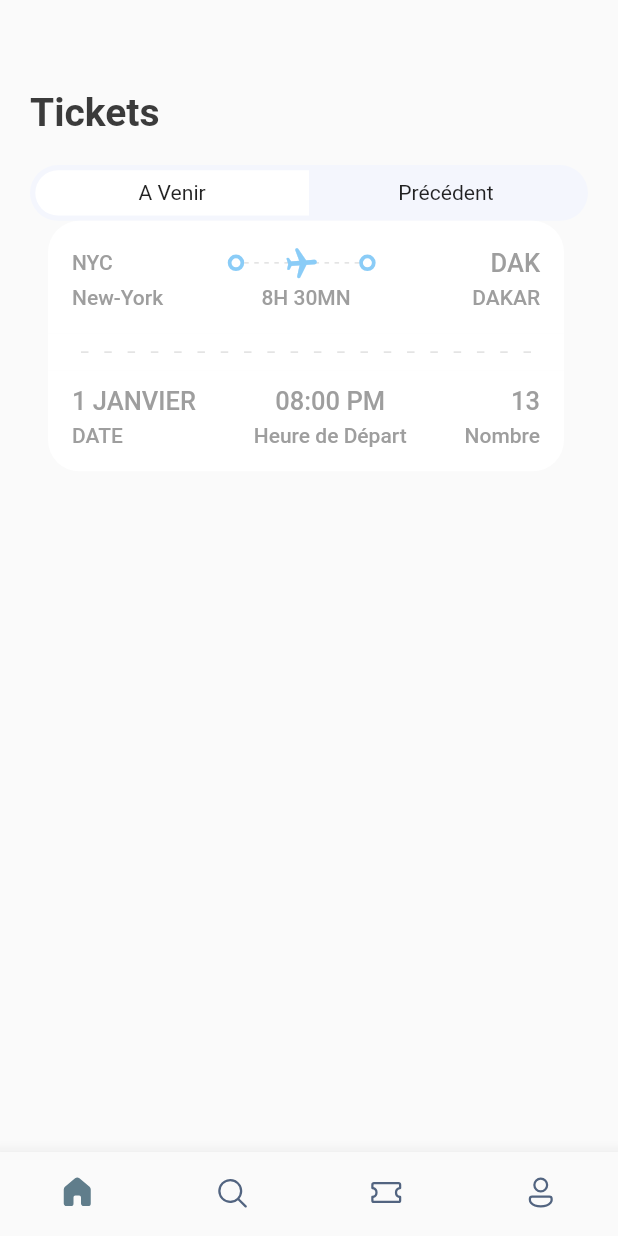
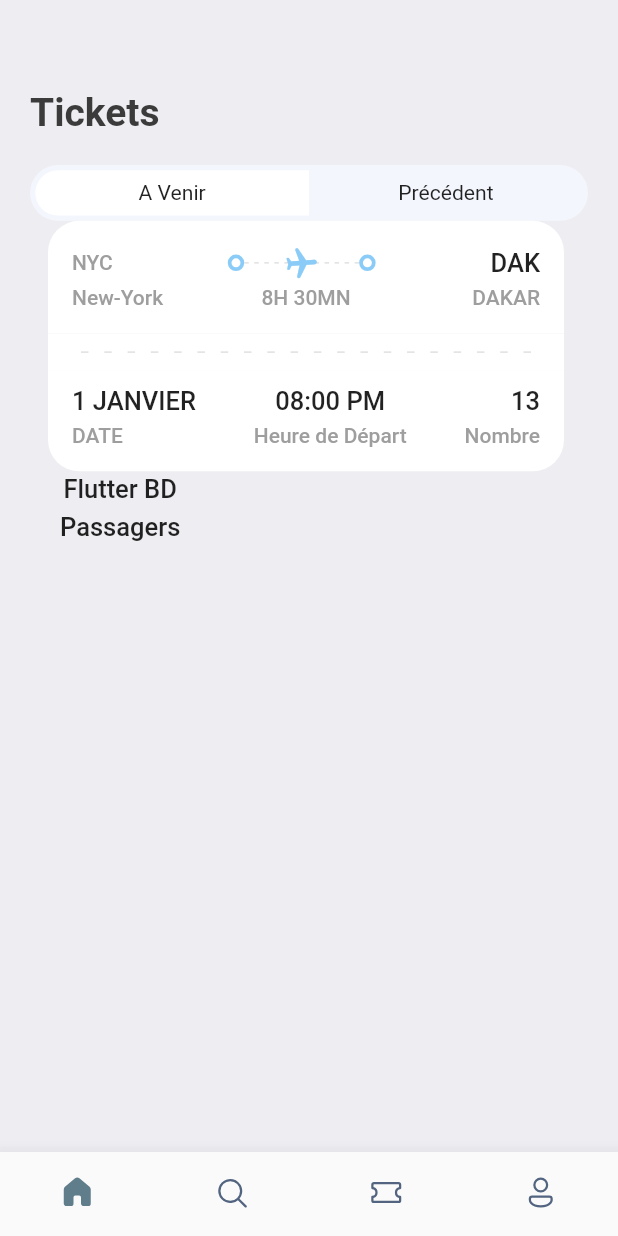
Before and after one commit to azizcisse/reservationhotel, a Flutter app: the screen it shows after launch, item 3 of the bottom bar chosen, on a phone screen of 412 x 824 dp. Run offline on Flutter 3.47's test engine with Material 2 defaults, Android fonts, the phone set to English and light mode, and no system bars; our stand-ins replace fluentui_icons, gap, get.

Commit message:
Second commit

```diff
--- a/lib/screens/ticket_screen.dart
+++ b/lib/screens/ticket_screen.dart
@@ -11,8 +11,9 @@ class TicketScreen extends StatelessWidget {
 
   @override
   Widget build(BuildContext context) {
-    final size = AppLayout.getSize(context);
+    //final size = AppLayout.getSize(context);
     return Scaffold(
+      backgroundColor: Styles.bgColor,
       body: Stack(
         children: [
           ListView(
@@ -44,6 +45,24 @@ class TicketScreen extends StatelessWidget {
                   isColor: true,
                 ),
               ),
+              Container(
+                padding: const EdgeInsets.symmetric(horizontal: 20),
+                child: Column(
+                  children: [
+                    Row(
+                      children: [
+                        Column(
+                          children: [
+                            Text("Flutter BD", style: Styles.headLineStyle3),
+                            Gap(AppLayout.getHeight(5)),
+                            Text("Passagers", style: Styles.headLineStyle3),
+                          ],
+                        ),
+                      ],
+                    ),
+                  ],
+                ),
+              ),
             ],
           ),
         ],
--- a/lib/screens/ticket_view.dart
+++ b/lib/screens/ticket_view.dart
@@ -15,7 +15,7 @@ class TicketView extends StatelessWidget {
     final size = AppLayout.getSize(context);
     return SizedBox(
       width: size.width * 0.87,
-      height: AppLayout.getHeight(200),
+      height: AppLayout.getHeight(169),
       child: Container(
         margin: EdgeInsets.only(right: AppLayout.getHeight(16)),
         child: Column(
--- a/lib/utilis/styles_app.dart
+++ b/lib/utilis/styles_app.dart
@@ -15,8 +15,8 @@ class Styles {
       TextStyle(fontSize: 26, color: textColor, fontWeight: FontWeight.bold);
   static TextStyle headLineStyle2 =
       TextStyle(fontSize: 21, color: textColor, fontWeight: FontWeight.bold);
-  static TextStyle headLineStyle3 = TextStyle(
-      fontSize: 17, color: Colors.grey.shade500, fontWeight: FontWeight.w500);
+  static TextStyle headLineStyle3 =
+      const TextStyle(fontSize: 17, fontWeight: FontWeight.w500);
   static TextStyle headLineStyle4 = TextStyle(
       fontSize: 14, color: Colors.grey.shade500, fontWeight: FontWeight.w500);
 }
```
